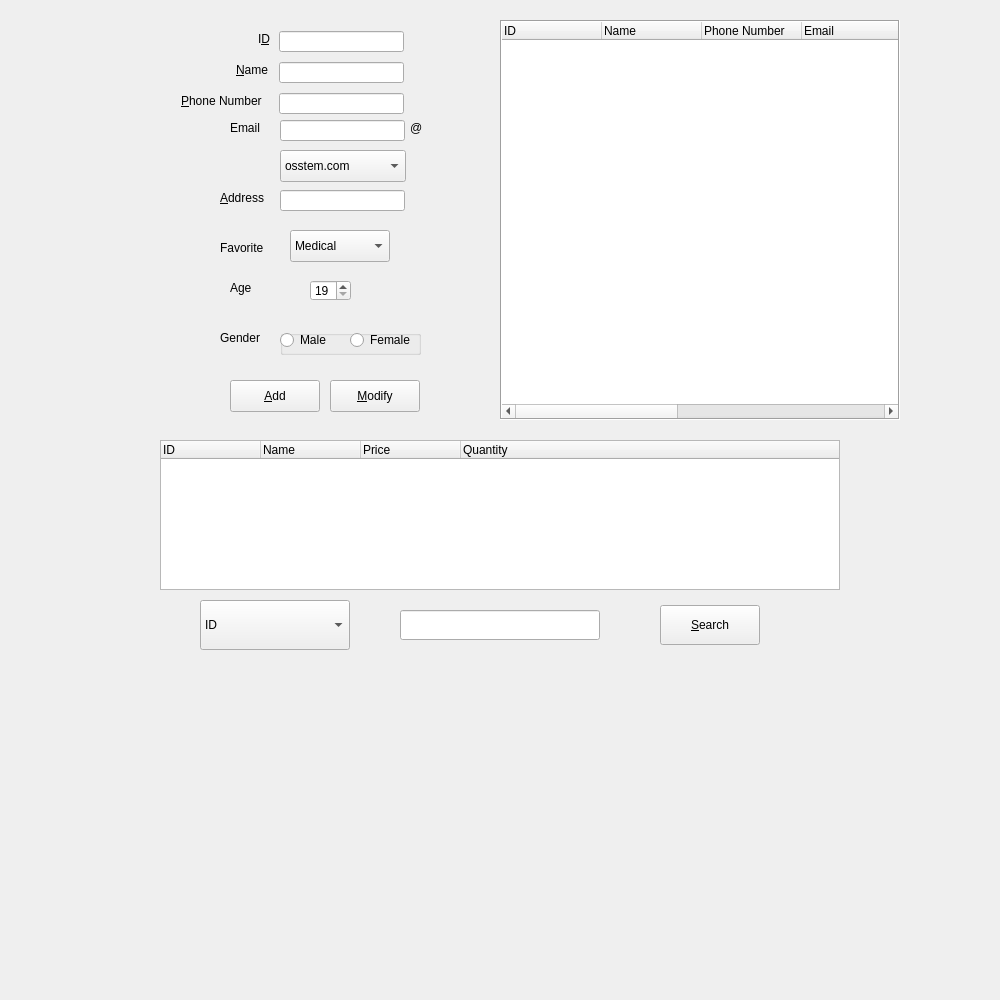
This is customermanage.ui in GlennPark/OliveHealthCare as Qt 5 draws it before an edit. The edited form follows.
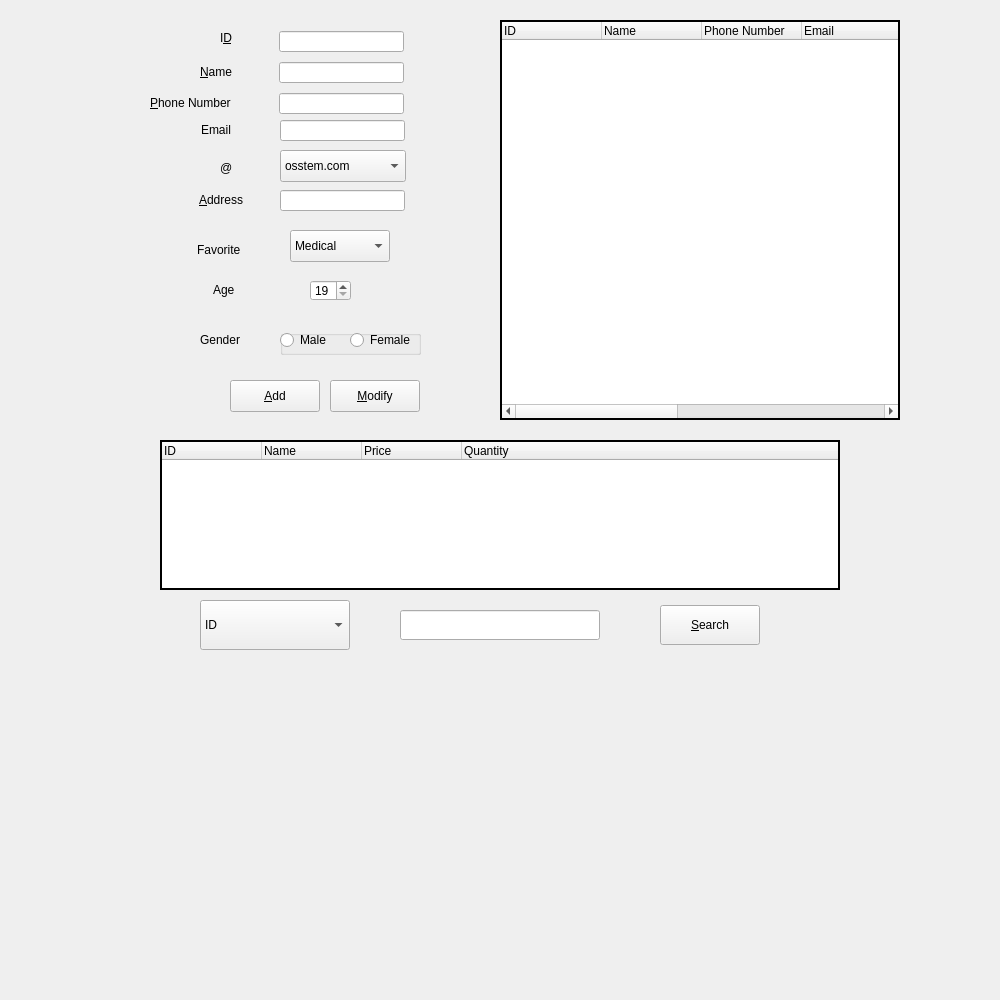
This is the edited form. Icons and pictures are not drawn.

Patch:
```diff
--- a/customermanage.ui
+++ b/customermanage.ui
@@ -62,10 +62,10 @@
     <enum>Qt::DefaultContextMenu</enum>
    </property>
    <property name="frameShape">
-    <enum>QFrame::Box</enum>
+    <enum>QFrame::WinPanel</enum>
    </property>
    <property name="frameShadow">
-    <enum>QFrame::Sunken</enum>
+    <enum>QFrame::Plain</enum>
    </property>
    <property name="rootIsDecorated">
     <bool>false</bool>
@@ -131,6 +131,12 @@
      <height>150</height>
     </rect>
    </property>
+   <property name="frameShape">
+    <enum>QFrame::WinPanel</enum>
+   </property>
+   <property name="frameShadow">
+    <enum>QFrame::Plain</enum>
+   </property>
    <property name="rootIsDecorated">
     <bool>false</bool>
    </property>
@@ -236,10 +242,10 @@
   <widget class="QLabel" name="ageLabel">
    <property name="geometry">
     <rect>
-     <x>230</x>
+     <x>213</x>
      <y>280</y>
-     <width>24</width>
-     <height>16</height>
+     <width>41</width>
+     <height>20</height>
     </rect>
    </property>
    <property name="text">
@@ -265,10 +271,10 @@
   <widget class="QLabel" name="genderLabel">
    <property name="geometry">
     <rect>
-     <x>220</x>
+     <x>200</x>
      <y>330</y>
-     <width>45</width>
-     <height>16</height>
+     <width>71</width>
+     <height>20</height>
     </rect>
    </property>
    <property name="text">
@@ -326,10 +332,10 @@
   <widget class="QLabel" name="favoriteLabel">
    <property name="geometry">
     <rect>
-     <x>220</x>
+     <x>197</x>
      <y>240</y>
-     <width>48</width>
-     <height>16</height>
+     <width>71</width>
+     <height>20</height>
     </rect>
    </property>
    <property name="text">
@@ -349,8 +355,8 @@
   <widget class="QLabel" name="domainLabel">
    <property name="geometry">
     <rect>
-     <x>410</x>
-     <y>120</y>
+     <x>220</x>
+     <y>160</y>
      <width>16</width>
      <height>16</height>
     </rect>
@@ -413,10 +419,10 @@
   <widget class="QLabel" name="addressLabel">
    <property name="geometry">
     <rect>
-     <x>220</x>
+     <x>199</x>
      <y>190</y>
-     <width>50</width>
-     <height>16</height>
+     <width>71</width>
+     <height>20</height>
     </rect>
    </property>
    <property name="text">
@@ -442,10 +448,10 @@
   <widget class="QLabel" name="nameLabel">
    <property name="geometry">
     <rect>
-     <x>236</x>
+     <x>200</x>
      <y>62</y>
-     <width>35</width>
-     <height>16</height>
+     <width>71</width>
+     <height>20</height>
     </rect>
    </property>
    <property name="text">
@@ -458,8 +464,8 @@
   <widget class="QLabel" name="idLabel">
    <property name="geometry">
     <rect>
-     <x>258</x>
-     <y>31</y>
+     <x>220</x>
+     <y>30</y>
      <width>16</width>
      <height>16</height>
     </rect>
@@ -474,10 +480,10 @@
   <widget class="QLabel" name="phoneNumberLabel">
    <property name="geometry">
     <rect>
-     <x>181</x>
+     <x>150</x>
      <y>93</y>
-     <width>90</width>
-     <height>16</height>
+     <width>121</width>
+     <height>20</height>
     </rect>
    </property>
    <property name="text">
@@ -520,10 +526,10 @@
   <widget class="QLabel" name="emailLabel">
    <property name="geometry">
     <rect>
-     <x>230</x>
+     <x>201</x>
      <y>120</y>
-     <width>32</width>
-     <height>16</height>
+     <width>61</width>
+     <height>20</height>
     </rect>
    </property>
    <property name="text">
```
Left out of the diff: 10 changed lines with no effect on the pictures.
